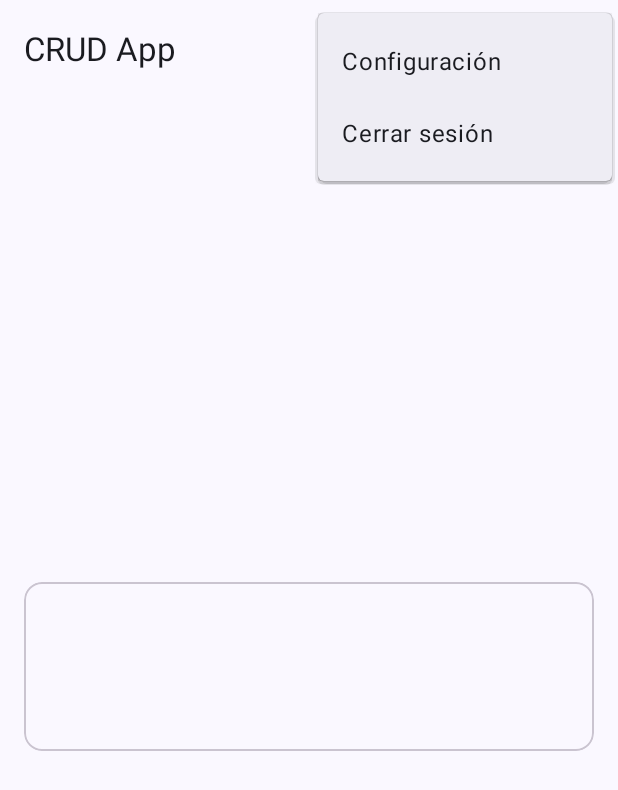
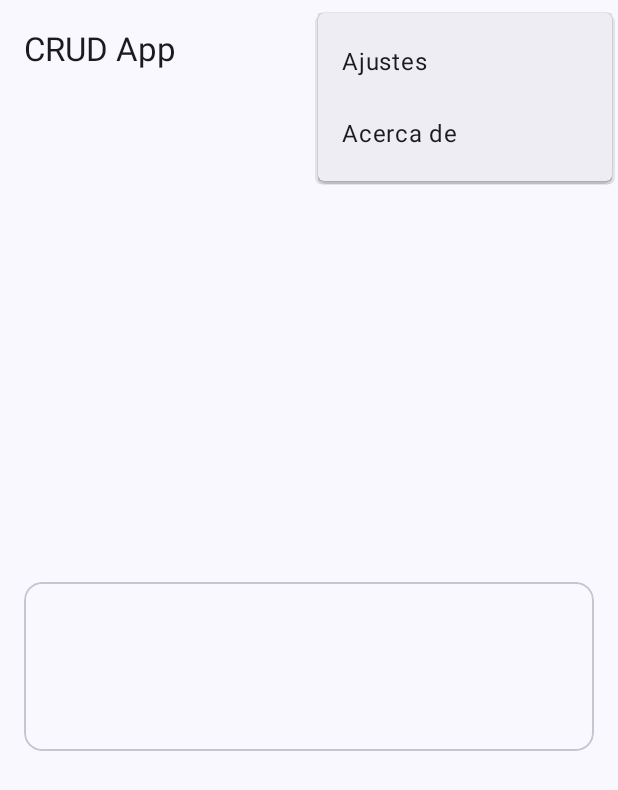
Before and after one commit to jahirxtrap/ProyectoCRUD, an Android app: the ProfileActivity screen opened directly, with no data from a screen before it, with the options menu open, on a phone screen of 412 x 824 dp. Shown: the top 790 px of the screen. Run offline under Robolectric (Android 15) with nearby library versions, the light colour scheme and no system bars; 1 statement that could not run was skipped.

Commit message:
Estilos y acerca de

```diff
--- a/mobile/app/src/main/AndroidManifest.xml
+++ b/mobile/app/src/main/AndroidManifest.xml
@@ -26,6 +26,7 @@
                 <category android:name="android.intent.category.LAUNCHER" />
             </intent-filter>
         </activity>
+        <activity android:name=".AboutActivity" />
         <activity android:name=".AdminUsersActivity" />
         <activity android:name=".ProfileActivity" />
         <activity android:name=".SettingsActivity" />
--- a/mobile/app/src/main/java/com/jahirtrap/crudapp/ProfileActivity.kt
+++ b/mobile/app/src/main/java/com/jahirtrap/crudapp/ProfileActivity.kt
@@ -29,16 +29,21 @@ class ProfileActivity : AppCompatActivity() {
         txtEmail = findViewById(R.id.txt_email)
         txtAdmin = findViewById(R.id.txt_admin)
 
-        toolbar.menu[1].isVisible = true
+        toolbar.menu[0].isVisible = true
         toolbar.setOnMenuItemClickListener { item ->
             when (item.itemId) {
+                R.id.action_logout -> {
+                    logout()
+                    true
+                }
+
                 R.id.action_settings -> {
                     startActivity(Intent(this, SettingsActivity::class.java))
                     true
                 }
 
-                R.id.action_logout -> {
-                    logout()
+                R.id.action_about -> {
+                    startActivity(Intent(this, AboutActivity::class.java))
                     true
                 }
 
--- /dev/null
+++ b/mobile/app/src/main/res/drawable/logout_24px.xml
@@ -0,0 +1,11 @@
+<vector xmlns:android="http://schemas.android.com/apk/res/android"
+    android:width="24dp"
+    android:height="24dp"
+    android:viewportWidth="960"
+    android:viewportHeight="960"
+    android:tint="?attr/colorControlNormal"
+    android:autoMirrored="true">
+  <path
+      android:fillColor="@android:color/white"
+      android:pathData="M200,840Q167,840 143.5,816.5Q120,793 120,760L120,200Q120,167 143.5,143.5Q167,120 200,120L480,120L480,200L200,200Q200,200 200,200Q200,200 200,200L200,760Q200,760 200,760Q200,760 200,760L480,760L480,840L200,840ZM640,680L585,622L687,520L360,520L360,440L687,440L585,338L640,280L840,480L640,680Z"/>
+</vector>
--- a/mobile/app/src/main/res/layout/activity_profile.xml
+++ b/mobile/app/src/main/res/layout/activity_profile.xml
@@ -16,7 +16,7 @@
         app:title="@string/app_name" />
 
     <ScrollView
-        android:layout_width="match_parent"
+        android:layout_width="0dp"
         android:layout_height="wrap_content"
         android:paddingHorizontal="16dp"
         app:layout_constraintBottom_toBottomOf="parent"
--- a/mobile/app/src/main/res/layout/activity_settings.xml
+++ b/mobile/app/src/main/res/layout/activity_settings.xml
@@ -3,11 +3,7 @@
     xmlns:app="http://schemas.android.com/apk/res-auto"
     android:layout_width="match_parent"
     android:layout_height="match_parent"
-    android:fitsSystemWindows="true"
-    app:layout_constraintBottom_toBottomOf="parent"
-    app:layout_constraintEnd_toEndOf="parent"
-    app:layout_constraintStart_toStartOf="parent"
-    app:layout_constraintTop_toBottomOf="@+id/toolbar">
+    android:fitsSystemWindows="true">
 
     <com.google.android.material.appbar.MaterialToolbar
         android:id="@+id/toolbar"
--- a/mobile/app/src/main/res/layout/fragment_login.xml
+++ b/mobile/app/src/main/res/layout/fragment_login.xml
@@ -10,9 +10,9 @@
     app:layout_constraintTop_toBottomOf="@+id/toolbar">
 
     <ScrollView
-        android:layout_width="match_parent"
+        android:layout_width="0dp"
         android:layout_height="wrap_content"
-        android:paddingHorizontal="16dp"
+        android:scrollbars="none"
         app:layout_constraintBottom_toBottomOf="parent"
         app:layout_constraintEnd_toEndOf="parent"
         app:layout_constraintStart_toStartOf="parent"
@@ -21,6 +21,7 @@
         <LinearLayout
             android:layout_width="match_parent"
             android:layout_height="wrap_content"
+            android:padding="16dp"
             android:orientation="vertical">
 
             <com.google.android.material.textfield.TextInputLayout
--- a/mobile/app/src/main/res/layout/fragment_register.xml
+++ b/mobile/app/src/main/res/layout/fragment_register.xml
@@ -10,9 +10,9 @@
     app:layout_constraintTop_toBottomOf="@+id/toolbar">
 
     <ScrollView
-        android:layout_width="match_parent"
+        android:layout_width="0dp"
         android:layout_height="wrap_content"
-        android:paddingHorizontal="16dp"
+        android:scrollbars="none"
         app:layout_constraintBottom_toBottomOf="parent"
         app:layout_constraintEnd_toEndOf="parent"
         app:layout_constraintStart_toStartOf="parent"
@@ -21,6 +21,7 @@
         <LinearLayout
             android:layout_width="match_parent"
             android:layout_height="wrap_content"
+            android:padding="16dp"
             android:orientation="vertical">
 
             <com.google.android.material.textfield.TextInputLayout
--- a/mobile/app/src/main/res/menu/menu.xml
+++ b/mobile/app/src/main/res/menu/menu.xml
@@ -1,12 +1,16 @@
 <?xml version="1.0" encoding="utf-8"?>
-<menu xmlns:android="http://schemas.android.com/apk/res/android">
+<menu xmlns:android="http://schemas.android.com/apk/res/android"
+    xmlns:app="http://schemas.android.com/apk/res-auto">
+    <item
+        android:id="@+id/action_logout"
+        android:icon="@drawable/logout_24px"
+        android:title="@string/logout"
+        android:visible="true"
+        app:showAsAction="ifRoom" />
     <item
         android:id="@+id/action_settings"
-        android:orderInCategory="100"
         android:title="@string/settings" />
     <item
-        android:id="@+id/action_logout"
-        android:orderInCategory="101"
-        android:title="@string/logout"
-        android:visible="false" />
+        android:id="@+id/action_about"
+        android:title="@string/about" />
 </menu>
--- a/mobile/app/src/main/res/values/icon_background.xml
+++ b/mobile/app/src/main/res/values/icon_background.xml
@@ -1,4 +1,4 @@
 <?xml version="1.0" encoding="utf-8"?>
 <resources>
-    <color name="icon_background">#171717</color>
+    <color name="icon_background">#181818</color>
 </resources>
--- a/mobile/app/src/main/res/values/strings.xml
+++ b/mobile/app/src/main/res/values/strings.xml
@@ -10,13 +10,14 @@
     <string name="email_temp">Correo: %1$s</string>
     <string name="admin_temp">Admin: %1$s</string>
     <string name="email">Correo</string>
-    <string name="settings">Configuración</string>
+    <string name="settings">Ajustes</string>
+    <string name="about">Acerca de</string>
 
     <!-- Settings -->
     <string name="api_url_key">api_url_preference</string>
     <string name="api_url_title">URL de la API</string>
-    <string name="api_url_summary">URL: %1$s</string>
-    <string name="api_url_default">http://192.168.12.1:3000</string>
+    <string name="api_url_summary">%1$s</string>
+    <string name="api_url_default">http://192.168.12.1:5000</string>
     <string name="reset_preferences_key">reset_preferences</string>
     <string name="reset_preferences_title">Valores predeterminados</string>
     <string name="reset_preferences_alert_message">¿Está seguro de que desea restablecer las configuraciones a sus valores predeterminados?</string>
@@ -26,4 +27,13 @@
     <string name="no">No</string>
     <string name="accept">Aceptar</string>
     <string name="cancel">Cancelar</string>
+
+    <!-- About -->
+    <string name="description">Aplicación móvil para la gestión de usuarios desarrollada en Kotlin, se conecta a una API REST que permite realizar operaciones POST, GET, PUT y DELETE.</string>
+    <string name="version">Versión: %1$s</string>
+    <string name="developer">Desarrollador: https://github.com/jahirxtrap</string>
+    <string name="repository">Repositorio: https://github.com/jahirxtrap/ProyectoCRUD</string>
+    <string name="logo">Logo</string>
+    <string name="profile_dev">Developer</string>
+    <string name="info">Información de la app</string>
 </resources>
--- a/mobile/app/src/main/res/xml/root_preferences.xml
+++ b/mobile/app/src/main/res/xml/root_preferences.xml
@@ -2,13 +2,13 @@
 <PreferenceScreen xmlns:android="http://schemas.android.com/apk/res/android">
     <Preference
         android:defaultValue="@string/api_url_default"
-        android:icon="@android:drawable/ic_menu_search"
+        android:icon="@drawable/api_24px"
         android:key="@string/api_url_key"
         android:summary="@string/api_url_summary"
         android:title="@string/api_url_title" />
 
     <Preference
         android:key="@string/reset_preferences_key"
-        android:icon="@android:drawable/ic_menu_revert"
+        android:icon="@drawable/reset_settings_24px"
         android:title="@string/reset_preferences_title" />
 </PreferenceScreen>
```
Also changed, not shown: mobile/app/src/main/java/com/jahirtrap/crudapp/AboutActivity.kt (added, +45 -0 lines), mobile/app/src/main/java/com/jahirtrap/crudapp/AdminUsersActivity.kt (+8 -3 lines), mobile/app/src/main/java/com/jahirtrap/crudapp/MainActivity.kt (+6 -1 lines), mobile/app/src/main/res/drawable/api_24px.xml (added, +10 -0 lines), mobile/app/src/main/res/drawable/reset_settings_24px.xml (added, +10 -0 lines), mobile/app/src/main/res/layout/activity_about.xml (added, +135 -0 lines), mobile/app/src/main/res/values/styles.xml (added, +7 -0 lines), mobile/app/src/main/res/drawable/profile_dev.png (added).
